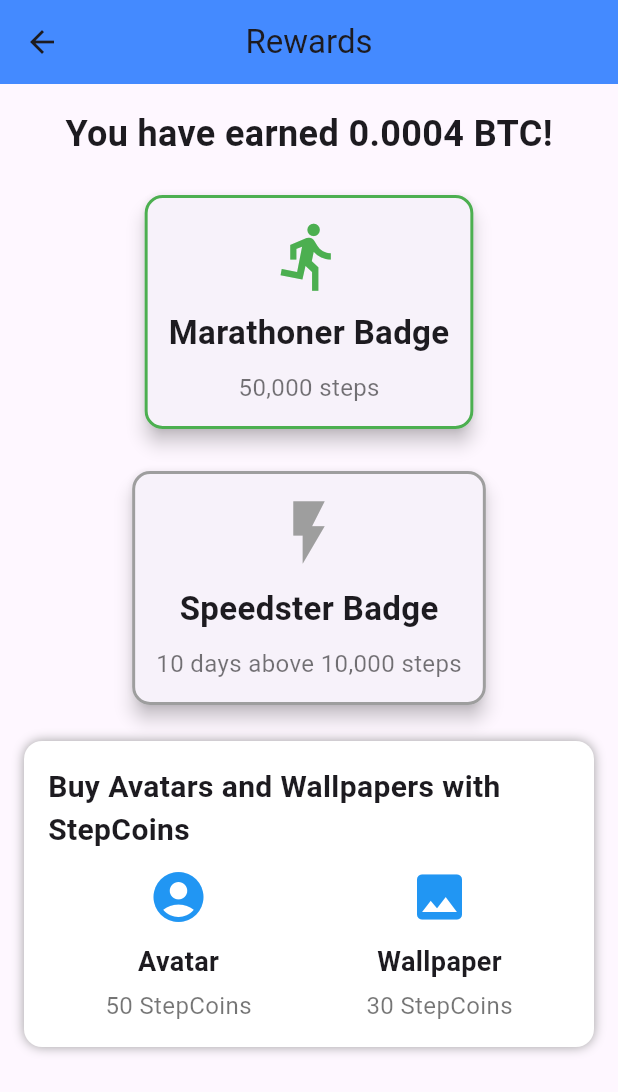
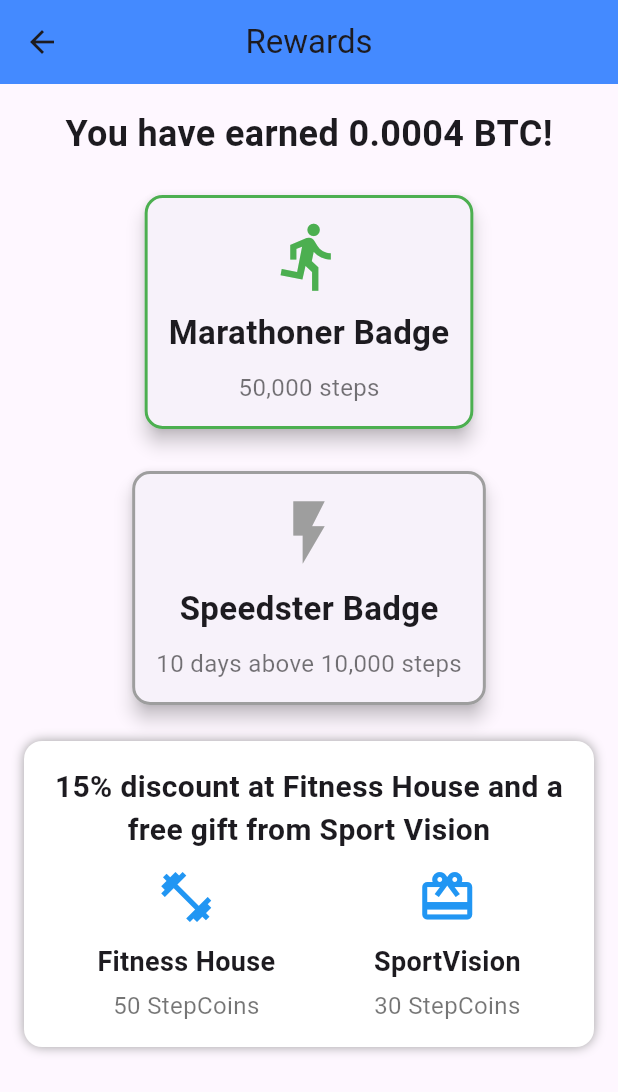
Before and after one commit to Anja213158/CryptoStep, a Flutter app: the RewardsScreen screen opened directly, on a phone screen of 412 x 824 dp. Shown: the top 1092 px of the screen. Run offline on Flutter 3.47's test engine with Material 3 defaults, Android fonts, the light colour scheme and no system bars; our stand-ins replace fl_chart.

Commit message:
Initial commit

```diff
--- a/lib/screens/rewards_screen.dart
+++ b/lib/screens/rewards_screen.dart
@@ -40,7 +40,7 @@ class RewardsScreen extends StatelessWidget {
               ),
               SizedBox(height: 20),
 
-              // Avatar & Wallpaper purchase section
+              // Fitness House & SportVision offer section
               Container(
                 padding: EdgeInsets.all(16),
                 decoration: BoxDecoration(
@@ -51,22 +51,23 @@ class RewardsScreen extends StatelessWidget {
                 child: Column(
                   children: [
                     Text(
-                      'Buy Avatars and Wallpapers with StepCoins',
+                      '15% discount at Fitness House and a free gift from Sport Vision',
                       style: TextStyle(fontSize: 20, fontWeight: FontWeight.bold),
+                      textAlign: TextAlign.center,
                     ),
                     SizedBox(height: 10),
                     Row(
                       mainAxisAlignment: MainAxisAlignment.spaceAround,
                       children: [
                         PurchaseItem(
-                          itemName: 'Avatar',
+                          itemName: 'Fitness House',
                           itemPrice: '50 StepCoins',
-                          icon: Icons.account_circle,
+                          icon: Icons.fitness_center,
                         ),
                         PurchaseItem(
-                          itemName: 'Wallpaper',
+                          itemName: 'SportVision',
                           itemPrice: '30 StepCoins',
-                          icon: Icons.image,
+                          icon: Icons.card_giftcard,
                         ),
                       ],
                     ),
```
